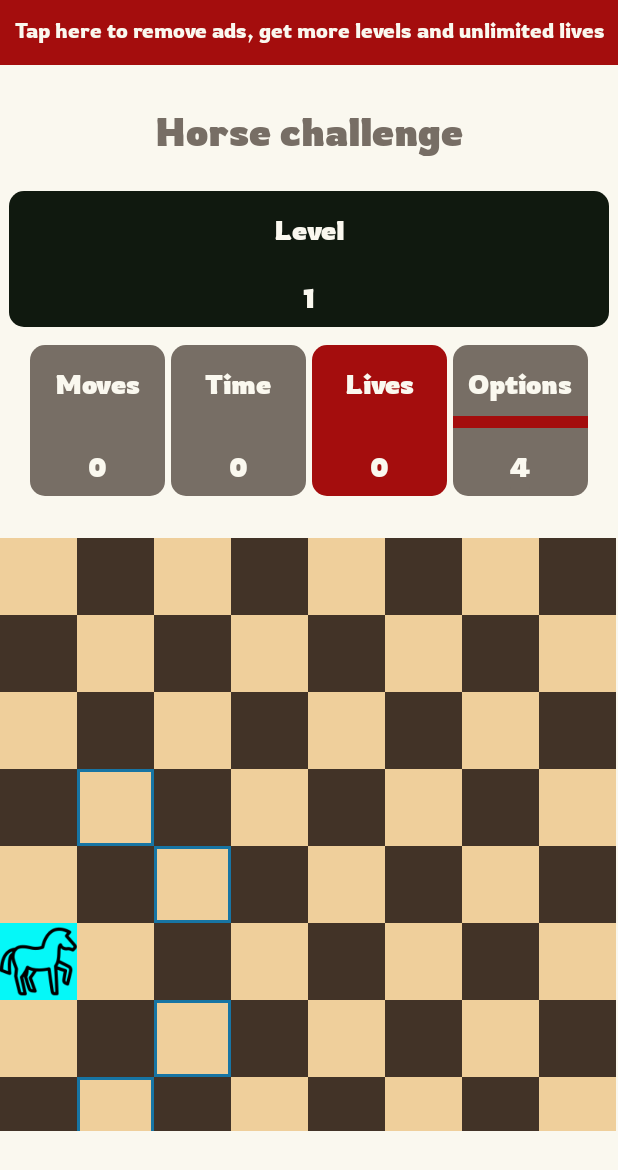
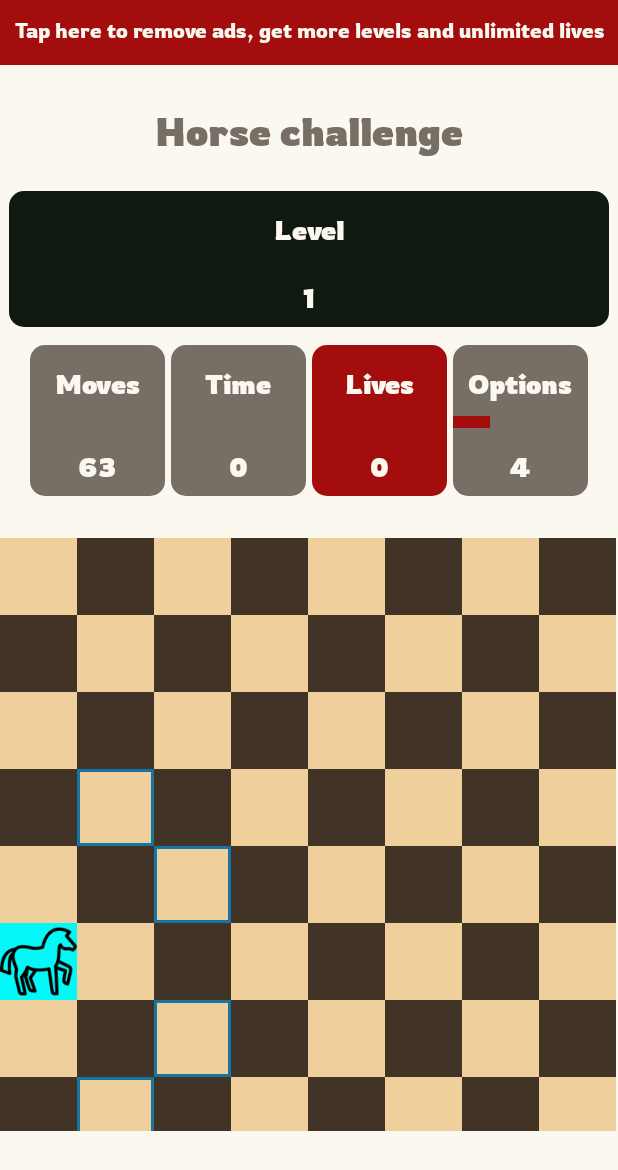
Before and after one commit to martinchoC/HorseGame, an Android app: the screen it shows after launch (MainActivity), on a phone screen of 412 x 824 dp. Shown: the top 1170 px of the screen. Run offline under Robolectric (Android 15) with nearby library versions, the phone set to English and light mode, and no system bars.

Commit message:
Bonus control

```diff
--- a/app/src/main/java/com/example/horsegame/MainActivity.kt
+++ b/app/src/main/java/com/example/horsegame/MainActivity.kt
@@ -13,10 +13,17 @@ import androidx.core.content.ContextCompat
 
 class MainActivity : AppCompatActivity() {
 
+    private var width_bonus = 0
+
     private var cellSelected_x = 0
     private var cellSelected_y = 0
 
+    private var levelMoves = 64
+    private var movesRequired = 4
+    private var moves = 64
     private var options = 0
+    private var bonus = 0
+
     private var nameColorBlack = "black_cell"
     private var nameColorWhite = "white_cell"
 
@@ -94,6 +101,8 @@ class MainActivity : AppCompatActivity() {
         val width_cell = (width_dp-lateralMarginDP)/8
         val height_cell = width_cell
 
+        width_bonus = 2 * width_cell.toInt()
+
         for(i in 0..7) {
             for (j in 0..7) {
                 iv = findViewById(resources.getIdentifier("c$i$j","id",packageName))
@@ -122,27 +131,49 @@ class MainActivity : AppCompatActivity() {
     }
 
     private fun selectCell(x:Int, y:Int){
+        moves--
+        var tvMovesData = findViewById<TextView>(R.id.tvMovesData)
+        tvMovesData.text = moves.toString()
+
+        growProgressBonus()
+
+        if(board[x][y] == 2) {
+            bonus++
+            var tvBonusData = findViewById<TextView>(R.id.tvBonusData)
+            tvBonusData.text = " + ${bonus}"
+        }
+
         board[x][y] = 1
         paintHorseCell(cellSelected_x,cellSelected_y,"previous_cell")
+
         cellSelected_x = x
         cellSelected_y = y
+
         clearOptions()
+
         paintHorseCell(x,y,"selected_cell")
         checkOption(x,y)
+
+        if(moves > 0) {
+            checkNewBonus()
+            //checkGameOver(x,y)
+        }
+        //else
+            //checkSuccessfulEnd()
     }
 
-    private fun clearOption(x:Int, y:Int){
-        var iv: ImageView = findViewById(resources.getIdentifier("c$x$y","id",packageName))
-        //black cell
-        if (checkColorCell(x,y) == "black")
-            iv.setBackgroundColor(ContextCompat.getColor(this,resources.getIdentifier(nameColorBlack,"color", packageName)))
-        //white cell
-        else
-            iv.setBackgroundColor(ContextCompat.getColor(this,resources.getIdentifier(nameColorWhite,"color", packageName)))
-        //horse
-        if(board[x][y] == 1)
-            iv.setBackgroundColor(ContextCompat.getColor(this,resources.getIdentifier("previous_cell","color", packageName)))
+    private fun growProgressBonus(){
+        var moves_done = levelMoves - moves
+        var bonus_done = moves_done / movesRequired
+        var moves_reset = movesRequired * bonus_done
+        var bonus_grow = moves_done - moves_reset
 
+        var v = findViewById<View>(R.id.vNewBonus)
+        var widthBonus = ((width_bonus/movesRequired) * bonus_grow).toFloat()
+
+        var height = TypedValue.applyDimension(TypedValue.COMPLEX_UNIT_DIP, 8f, resources.displayMetrics).toInt()
+        var width = TypedValue.applyDimension(TypedValue.COMPLEX_UNIT_DIP, widthBonus, resources.displayMetrics).toInt()
+        v.setLayoutParams(TableRow.LayoutParams(width,height))
     }
 
     private fun clearOptions(){
@@ -155,6 +186,12 @@ class MainActivity : AppCompatActivity() {
                 }
             }
         }
+    }
+
+    private fun paintHorseCell(x:Int, y:Int, color:String){
+        var iv: ImageView = findViewById(resources.getIdentifier("c$x$y","id",packageName))
+        iv.setBackgroundColor(ContextCompat.getColor(this,resources.getIdentifier(color,"color", packageName)))
+        iv.setImageResource(R.drawable.ic_horse)
     }
 
     private fun checkOption(x:Int, y:Int){
@@ -180,7 +217,8 @@ class MainActivity : AppCompatActivity() {
             if(board[option_x][option_y] == 0 || board[option_x][option_y] == 2){
                 options++
                 paintOptions(option_x,option_y)
-                board[option_x][option_y] = 9
+                if (board[option_x][option_y] == 0)
+                    board[option_x][option_y] = 9
             }
 
     }
@@ -197,13 +235,42 @@ class MainActivity : AppCompatActivity() {
         var blackRow_x = arrayOf(1,3,5,7)
         if ((blackColumn_x.contains(x) && blackColumn_x.contains(y))
             || (blackRow_x.contains(x) && blackRow_x.contains(y)))
-                color = "black"
+            color = "black"
         return color
     }
 
-    private fun paintHorseCell(x:Int, y:Int, color:String){
+    private fun clearOption(x:Int, y:Int){
         var iv: ImageView = findViewById(resources.getIdentifier("c$x$y","id",packageName))
-        iv.setBackgroundColor(ContextCompat.getColor(this,resources.getIdentifier(color,"color", packageName)))
-        iv.setImageResource(R.drawable.ic_horse)
+        //black cell
+        if (checkColorCell(x,y) == "black")
+            iv.setBackgroundColor(ContextCompat.getColor(this,resources.getIdentifier(nameColorBlack,"color", packageName)))
+        //white cell
+        else
+            iv.setBackgroundColor(ContextCompat.getColor(this,resources.getIdentifier(nameColorWhite,"color", packageName)))
+        //horse
+        if(board[x][y] == 1)
+            iv.setBackgroundColor(ContextCompat.getColor(this,resources.getIdentifier("previous_cell","color", packageName)))
+
+    }
+
+    private fun checkNewBonus(){
+        if(moves % movesRequired == 0) {
+            var bonusCell_x = 0
+            var bonusCell_y = 0
+
+            var bonusCell = false
+            while (!bonusCell){
+                bonusCell_x = (0..7).random()
+                bonusCell_y = (0..7).random()
+                if(board[bonusCell_x][bonusCell_y] == 0) bonusCell = true
+            }
+            board[bonusCell_x][bonusCell_y] = 2
+            paintBonusCell(bonusCell_x, bonusCell_y)
+        }
+    }
+
+    private fun paintBonusCell(x:Int, y:Int){
+        var iv: ImageView = findViewById(resources.getIdentifier("c$x$y","id",packageName))
+        iv.setImageResource(R.drawable.ic_bonus)
     }
 }
```
